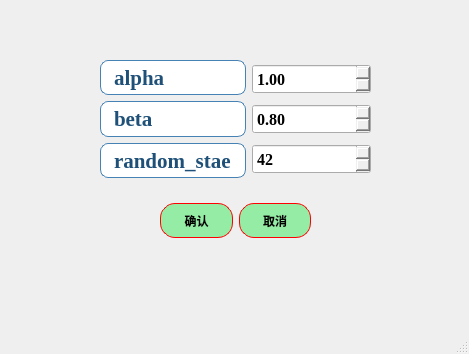
First picture: the form in ui/algorithms7_MTW_para.ui, repository azhongege24/predict_first, before the edit.
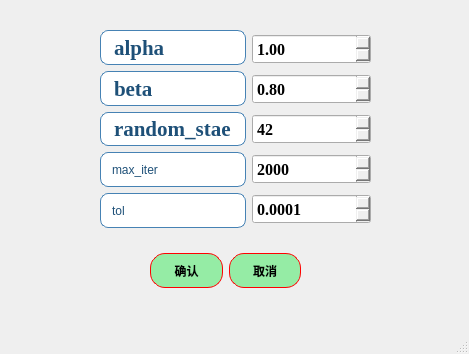
Second picture: the form after the edit.

Commit message: 今天给MTW算法添加了超参数max_iter，tol这两个超参数，其实还有很多超参数来着，不过现就增加这两个吧，然后还有一个算法REMTW没改，后面再改吧

```diff
--- a/ui/algorithms7_MTW_para.ui
+++ b/ui/algorithms7_MTW_para.ui
@@ -17,8 +17,8 @@
    <widget class="QWidget" name="layoutWidget">
     <property name="geometry">
      <rect>
-      <x>160</x>
-      <y>200</y>
+      <x>150</x>
+      <y>250</y>
       <width>151</width>
       <height>41</height>
      </rect>
@@ -88,13 +88,13 @@
      </item>
     </layout>
    </widget>
-   <widget class="QWidget" name="">
+   <widget class="QWidget" name="layoutWidget">
     <property name="geometry">
      <rect>
       <x>100</x>
-      <y>60</y>
+      <y>30</y>
       <width>271</width>
-      <height>118</height>
+      <height>198</height>
      </rect>
     </property>
     <layout class="QHBoxLayout" name="horizontalLayout_2">
@@ -211,6 +211,62 @@
          </property>
         </widget>
        </item>
+       <item>
+        <widget class="QLabel" name="label_max_iter">
+         <property name="styleSheet">
+          <string notr="true">QLabel {
+    border: 1px solid rgb(70, 130, 180);   /* 增强为科研蓝边框，参考Nature期刊图表色 */
+    border-radius: 8px;
+    padding: 4px 8px;
+    background-color: rgb(255, 255, 255);  /* 纯白背景提升对比度 */
+    color: rgb(30, 80, 120);               /* 深海军蓝文字，对比度达8:1 */
+    font: bold 16pt &quot;Times New Roman&quot;;     
+    qproperty-alignment: 'AlignCenter';
+    /* 强化阴影效果 */
+}
+
+QLabel:hover {
+    border-color: rgb(0, 100, 180);        /* 悬停时使用更高饱和的科研蓝 */
+    background-color: rgb(240, 248, 255);  /* 极浅蓝悬停反馈 */
+}
+
+QLabel:pressed {
+    background-color: rgb(220, 240, 255);  /* 按压状态模拟墨水渗透效果 */
+}</string>
+         </property>
+         <property name="text">
+          <string>max_iter</string>
+         </property>
+        </widget>
+       </item>
+       <item>
+        <widget class="QLabel" name="label_tol">
+         <property name="styleSheet">
+          <string notr="true">QLabel {
+    border: 1px solid rgb(70, 130, 180);   /* 增强为科研蓝边框，参考Nature期刊图表色 */
+    border-radius: 8px;
+    padding: 4px 8px;
+    background-color: rgb(255, 255, 255);  /* 纯白背景提升对比度 */
+    color: rgb(30, 80, 120);               /* 深海军蓝文字，对比度达8:1 */
+    font: bold 16pt &quot;Times New Roman&quot;;     
+    qproperty-alignment: 'AlignCenter';
+    /* 强化阴影效果 */
+}
+
+QLabel:hover {
+    border-color: rgb(0, 100, 180);        /* 悬停时使用更高饱和的科研蓝 */
+    background-color: rgb(240, 248, 255);  /* 极浅蓝悬停反馈 */
+}
+
+QLabel:pressed {
+    background-color: rgb(220, 240, 255);  /* 按压状态模拟墨水渗透效果 */
+}</string>
+         </property>
+         <property name="text">
+          <string>tol</string>
+         </property>
+        </widget>
+       </item>
       </layout>
      </item>
      <item>
@@ -302,6 +358,73 @@
          </property>
         </widget>
        </item>
+       <item>
+        <widget class="QSpinBox" name="spinBox_max_iter">
+         <property name="minimumSize">
+          <size>
+           <width>0</width>
+           <height>30</height>
+          </size>
+         </property>
+         <property name="font">
+          <font>
+           <family>Times New Roman</family>
+           <pointsize>12</pointsize>
+           <weight>75</weight>
+           <bold>true</bold>
+          </font>
+         </property>
+         <property name="styleSheet">
+          <string notr="true">QSpinBox::up-button:pressed {
+    margin-top: 4px;  /* 模拟按压下沉 */
+}
+QSpinBox::down-button:pressed {
+    margin-top: 4px;
+}</string>
+         </property>
+         <property name="maximum">
+          <number>99999</number>
+         </property>
+         <property name="value">
+          <number>2000</number>
+         </property>
+        </widget>
+       </item>
+       <item>
+        <widget class="QDoubleSpinBox" name="doubleSpinBox_tol">
+         <property name="minimumSize">
+          <size>
+           <width>0</width>
+           <height>30</height>
+          </size>
+         </property>
+         <property name="font">
+          <font>
+           <family>Times New Roman</family>
+           <pointsize>12</pointsize>
+           <weight>75</weight>
+           <bold>true</bold>
+          </font>
+         </property>
+         <property name="styleSheet">
+          <string notr="true">QDoubleSpinBox::up-button:pressed {
+    margin-top: 4px;  /* 模拟按压下沉 */
+}
+QDoubleSpinBox::down-button:pressed {
+    margin-top: 4px;
+}</string>
+         </property>
+         <property name="decimals">
+          <number>4</number>
+         </property>
+         <property name="minimum">
+          <double>0.000000000000000</double>
+         </property>
+         <property name="value">
+          <double>0.000100000000000</double>
+         </property>
+        </widget>
+       </item>
       </layout>
      </item>
     </layout>
```
The commit also changes 12 other files.
